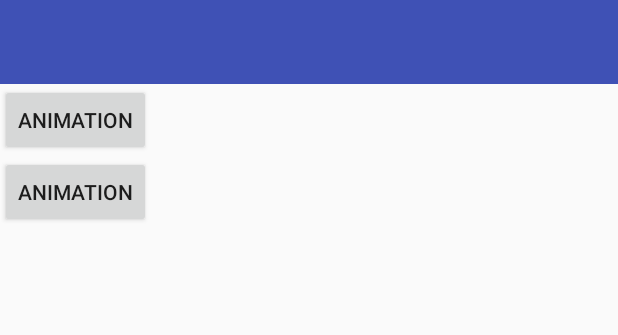
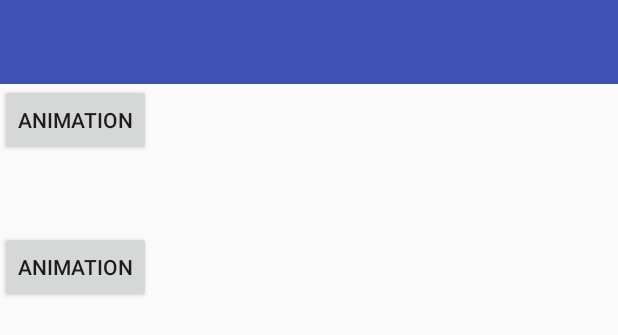
Before and after one commit to TiagoLeite/Algoritmos, an Android app: the layout activity_main.xml on its own in the app's theme, with its tools: preview values and no code run, on a phone screen of 412 x 824 dp. Shown: the top 335 px of the screen. Run offline under Robolectric (Android 15) with nearby library versions, the phone set to English and light mode, and no system bars.

Commit message:
aniamtion change place

```diff
--- a/app/src/main/res/layout/activity_main.xml
+++ b/app/src/main/res/layout/activity_main.xml
@@ -20,7 +20,8 @@
             android:layout_width="wrap_content"
             android:layout_height="wrap_content"
             android:text="Animation"
-            android:id="@+id/button"/>
+            android:id="@+id/button"
+            android:layout_marginBottom="50dp"/>
 
         <Button
             android:layout_width="wrap_content"
```
Also changed, not shown: app/src/main/java/com/tiago/algoritmos/MainActivity.java (+18 -5 lines).
